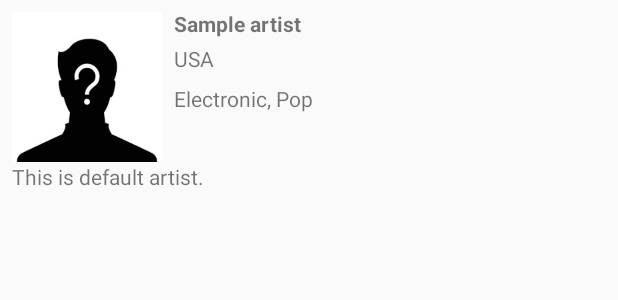
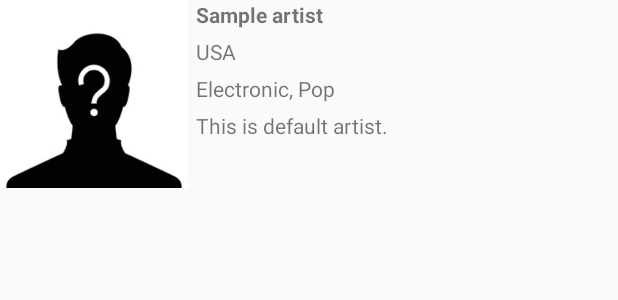
Before and after one commit to eTimokhov/MusicArtistsApp, an Android app: the layout artist_item.xml on its own in the app's theme, with its tools: preview values and no code run, on a phone screen of 412 x 824 dp. Shown: the top 300 px of the screen. Run offline under Robolectric (Android 15) with nearby library versions, the phone set to English and light mode, and no system bars.

Commit message:
artist_item layout improve

```diff
--- a/app/src/main/res/layout/artist_item.xml
+++ b/app/src/main/res/layout/artist_item.xml
@@ -4,48 +4,47 @@
         android:layout_width="match_parent"
         android:layout_height="wrap_content"
         android:background="?attr/selectableItemBackground"
-        android:orientation="vertical"
-        android:padding="8dp">
+        android:orientation="vertical">
 
     <ImageView
             android:id="@+id/artist_image"
-            android:layout_width="100dp"
-            android:layout_height="100dp"
+            android:layout_width="125dp"
+            android:layout_height="125dp"
             android:scaleType="centerCrop"
             android:src="@drawable/unknown_artist"
             tools:ignore="ContentDescription" />
 
     <TextView
             android:id="@+id/artist_name"
-            android:textStyle="bold"
             android:layout_width="wrap_content"
             android:layout_height="wrap_content"
             android:layout_alignTop="@+id/artist_image"
-            android:layout_marginBottom="4dp"
-            android:layout_marginStart="8dp"
-            android:layout_marginTop="-2dp"
+            android:layout_marginStart="5dp"
+            android:layout_marginBottom="5dp"
             android:layout_toEndOf="@+id/artist_image"
             android:ellipsize="end"
             android:maxLines="1"
+            android:textStyle="bold"
             tools:text="Sample artist" />
 
     <TextView
             android:id="@+id/artist_country"
             android:layout_width="wrap_content"
             android:layout_height="wrap_content"
+            android:layout_marginBottom="5dp"
+            android:layout_toEndOf="@+id/artist_image"
+            android:layout_below="@+id/artist_name"
             android:layout_alignStart="@+id/artist_name"
-            android:layout_below="@+id/artist_name"
             tools:text="USA" />
 
     <TextView
             android:id="@+id/artist_genres"
             android:layout_width="wrap_content"
             android:layout_height="wrap_content"
+            android:layout_marginBottom="5dp"
             android:layout_below="@+id/artist_country"
             android:layout_alignStart="@+id/artist_country"
-            android:layout_centerVertical="true"
-            android:layout_marginStart="0dp"
-            android:layout_marginTop="7dp"
+            android:layout_toEndOf="@+id/artist_image"
             android:ellipsize="end"
             android:maxLines="2"
             tools:text="Electronic, Pop" />
@@ -54,9 +53,11 @@
             android:id="@+id/artist_description"
             android:layout_width="wrap_content"
             android:layout_height="wrap_content"
-            android:layout_below="@+id/artist_image"
+            android:layout_below="@+id/artist_genres"
+            android:layout_toEndOf="@+id/artist_image"
+            android:layout_alignStart="@+id/artist_genres"
+            android:ellipsize="end"
             android:maxLines="2"
-            android:ellipsize="end"
-            android:text="@string/default_description"/>
+            android:text="@string/default_description" />
 
 </RelativeLayout>
```
